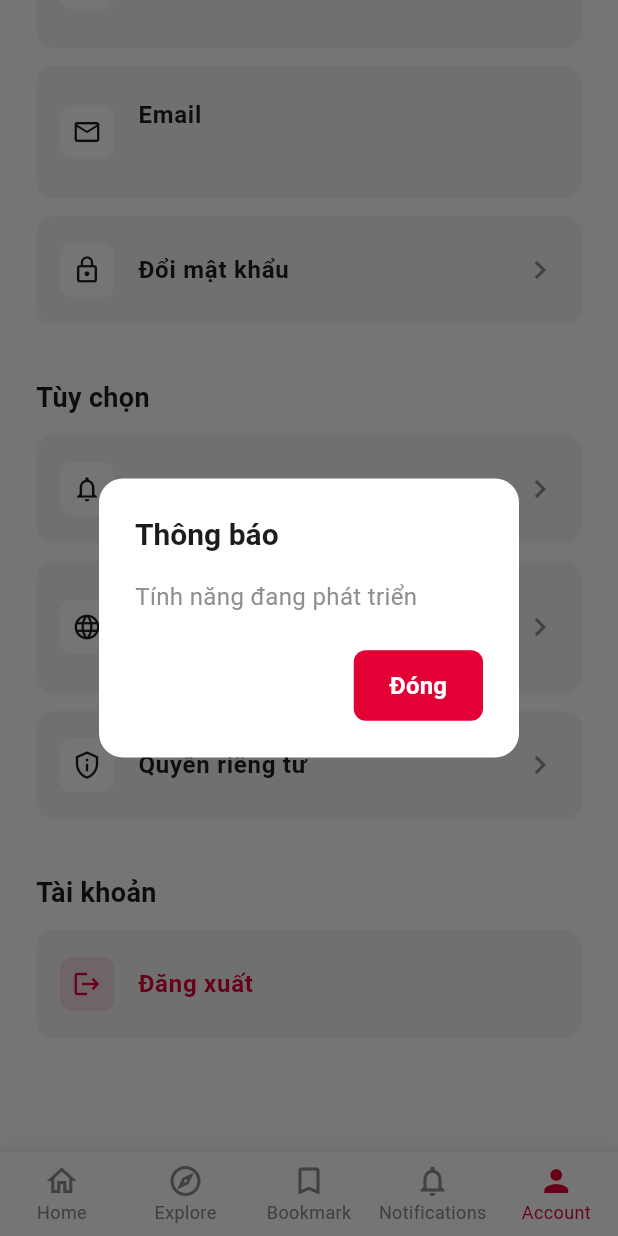
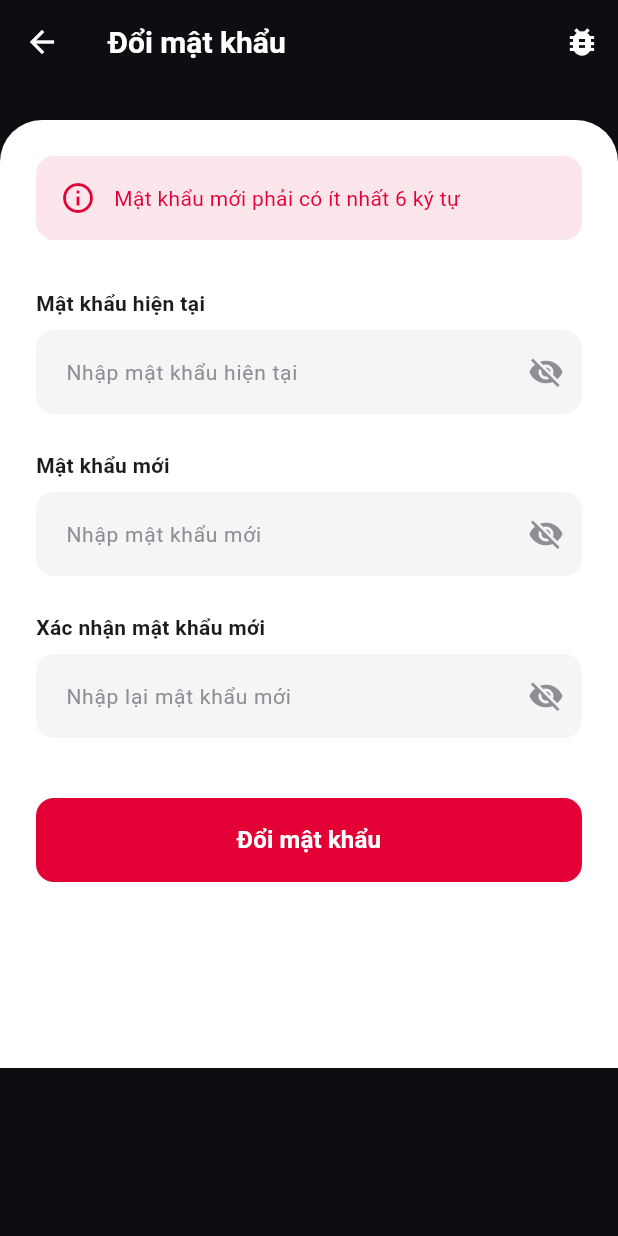
Before and after one commit to vaachu1993/LookAtNew, a Flutter app: the ProfileScreen screen opened by its route, scrolled down 502 dp, after a tap on "Sửa tên hiển thị", after a tap on "Đổi mật khẩu", on a phone screen of 412 x 824 dp. Run offline on Flutter 3.47's test engine with Material 3 defaults, Android fonts, the phone set to English and light mode, and no system bars; our stand-ins replace google_sign_in, image_cropper, image_picker, permission_handler, share_plus, shared_preferences; accounts and stored records are empty; network calls fail; Roboto replaces fonts that are missing (SF Pro Text).

Commit message:
Add Function Change Password

```diff
--- a/lib/models/user.dart
+++ b/lib/models/user.dart
@@ -4,6 +4,7 @@ class User {
   final String username;
   final String? avatarUrl;
   final bool isVerified;
+  final bool isGoogleAccount;
   final DateTime? createdAt;
   final DateTime? updatedAt;
 
@@ -13,6 +14,7 @@ class User {
     required this.username,
     this.avatarUrl,
     this.isVerified = false,
+    this.isGoogleAccount = false,
     this.createdAt,
     this.updatedAt,
   });
@@ -24,6 +26,7 @@ class User {
       username: json['username']?.toString() ?? '',
       avatarUrl: json['avatarUrl']?.toString(),
       isVerified: json['isVerified'] as bool? ?? false,
+      isGoogleAccount: json['isGoogleAccount'] as bool? ?? false,
       createdAt: json['createdAt'] != null
           ? DateTime.tryParse(json['createdAt'].toString())
           : null,
@@ -40,6 +43,7 @@ class User {
       'username': username,
       'avatarUrl': avatarUrl,
       'isVerified': isVerified,
+      'isGoogleAccount': isGoogleAccount,
       'createdAt': createdAt?.toIso8601String(),
       'updatedAt': updatedAt?.toIso8601String(),
     };
@@ -51,6 +55,7 @@ class User {
     String? username,
     String? avatarUrl,
     bool? isVerified,
+    bool? isGoogleAccount,
     DateTime? createdAt,
     DateTime? updatedAt,
   }) {
@@ -60,6 +65,7 @@ class User {
       username: username ?? this.username,
       avatarUrl: avatarUrl ?? this.avatarUrl,
       isVerified: isVerified ?? this.isVerified,
+      isGoogleAccount: isGoogleAccount ?? this.isGoogleAccount,
       createdAt: createdAt ?? this.createdAt,
       updatedAt: updatedAt ?? this.updatedAt,
     );
--- /dev/null
+++ b/lib/screens/profile/change_password_screen.dart
@@ -0,0 +1,414 @@
+import 'package:flutter/material.dart';
+import '../../core/api_client.dart';
+
+class ChangePasswordScreen extends StatefulWidget {
+  const ChangePasswordScreen({super.key});
+
+  @override
+  State<ChangePasswordScreen> createState() => _ChangePasswordScreenState();
+}
+
+class _ChangePasswordScreenState extends State<ChangePasswordScreen> {
+  final _formKey = GlobalKey<FormState>();
+  final _apiClient = ApiClient();
+
+  final _currentPasswordController = TextEditingController();
+  final _newPasswordController = TextEditingController();
+  final _confirmPasswordController = TextEditingController();
+
+  bool _isLoading = false;
+  bool _obscureCurrentPassword = true;
+  bool _obscureNewPassword = true;
+  bool _obscureConfirmPassword = true;
+
+  @override
+  void initState() {
+    super.initState();
+    _checkUserInfo();
+  }
+
+  Future<void> _checkUserInfo() async {
+    final user = await _apiClient.getCurrentUser();
+    print('👤 Current User Info:');
+    print('Success: ${user.success}');
+    print('User: ${user.data?.toJson()}');
+    print('Is Google Account: ${user.data?.isGoogleAccount}');
+  }
+
+  @override
+  void dispose() {
+    _currentPasswordController.dispose();
+    _newPasswordController.dispose();
+    _confirmPasswordController.dispose();
+    super.dispose();
+  }
+
+  Future<void> _handleChangePassword() async {
+    if (!_formKey.currentState!.validate()) {
+      return;
+    }
+
+    setState(() => _isLoading = true);
+
+    try {
+      print('📤 Sending change password request...');
+      print('Current password length: ${_currentPasswordController.text.length}');
+      print('New password length: ${_newPasswordController.text.length}');
+
+      final result = await _apiClient.changePassword(
+        currentPassword: _currentPasswordController.text.trim(),
+        newPassword: _newPasswordController.text.trim(),
+      );
+
+      print('📥 Got response:');
+      print('Success: ${result.success}');
+      print('Status: ${result.statusCode}');
+      print('Message: ${result.message}');
+
+      if (!mounted) return;
+
+      if (result.success) {
+        _showSuccess('Đổi mật khẩu thành công');
+        // Delay to show success message before going back
+        await Future.delayed(const Duration(seconds: 1));
+        if (mounted) {
+          Navigator.of(context).pop();
+        }
+      } else {
+        // Show detailed error message
+        final errorMsg = result.message ?? 'Đổi mật khẩu thất bại';
+        final statusCode = result.statusCode;
+        _showError('$errorMsg (Code: $statusCode)');
+        print('❌ Error details: ${result.error}');
+      }
+    } catch (e) {
+      print('💥 Exception: $e');
+      if (mounted) {
+        _showError('Có lỗi xảy ra: ${e.toString()}');
+      }
+    } finally {
+      if (mounted) {
+        setState(() => _isLoading = false);
+      }
+    }
+  }
+
+  void _showError(String message) {
+    if (!mounted) return;
+    ScaffoldMessenger.of(context).showSnackBar(SnackBar(
+      content: Text(message),
+      backgroundColor: Colors.red.shade900,
+      behavior: SnackBarBehavior.floating,
+      shape: RoundedRectangleBorder(borderRadius: BorderRadius.circular(8)),
+    ));
+  }
+
+  void _showSuccess(String message) {
+    if (!mounted) return;
+    ScaffoldMessenger.of(context).showSnackBar(SnackBar(
+      content: Text(message),
+      backgroundColor: Colors.green.shade900,
+      behavior: SnackBarBehavior.floating,
+      shape: RoundedRectangleBorder(borderRadius: BorderRadius.circular(8)),
+    ));
+  }
+
+  Widget _buildPasswordField({
+    required TextEditingController controller,
+    required String label,
+    required String hint,
+    required bool obscureText,
+    required VoidCallback onToggleVisibility,
+    String? Function(String?)? validator,
+  }) {
+    return Column(
+      crossAxisAlignment: CrossAxisAlignment.start,
+      children: [
+        Text(
+          label,
+          style: const TextStyle(
+            color: Color(0xFF1C1C1E),
+            fontSize: 14,
+            fontWeight: FontWeight.w600,
+          ),
+        ),
+        const SizedBox(height: 8),
+        TextFormField(
+          controller: controller,
+          obscureText: obscureText,
+          validator: validator,
+          decoration: InputDecoration(
+            hintText: hint,
+            hintStyle: const TextStyle(
+              color: Color(0xFF8E8E93),
+              fontSize: 14,
+            ),
+            filled: true,
+            fillColor: const Color(0xFFF5F5F7),
+            border: OutlineInputBorder(
+              borderRadius: BorderRadius.circular(12),
+              borderSide: BorderSide.none,
+            ),
+            enabledBorder: OutlineInputBorder(
+              borderRadius: BorderRadius.circular(12),
+              borderSide: BorderSide.none,
+            ),
+            focusedBorder: OutlineInputBorder(
+              borderRadius: BorderRadius.circular(12),
+              borderSide: const BorderSide(
+                color: Color(0xFFE20035),
+                width: 2,
+              ),
+            ),
+            errorBorder: OutlineInputBorder(
+              borderRadius: BorderRadius.circular(12),
+              borderSide: const BorderSide(
+                color: Colors.red,
+                width: 2,
+              ),
+            ),
+            focusedErrorBorder: OutlineInputBorder(
+              borderRadius: BorderRadius.circular(12),
+              borderSide: const BorderSide(
+                color: Colors.red,
+                width: 2,
+              ),
+            ),
+            contentPadding: const EdgeInsets.symmetric(
+              horizontal: 16,
+              vertical: 16,
+            ),
+            suffixIcon: IconButton(
+              icon: Icon(
+                obscureText ? Icons.visibility_off : Icons.visibility,
+                color: const Color(0xFF8E8E93),
+              ),
+              onPressed: onToggleVisibility,
+            ),
+          ),
+        ),
+      ],
+    );
+  }
+
+  @override
+  Widget build(BuildContext context) {
+    return Scaffold(
+      backgroundColor: const Color(0xFF0E0E12),
+      appBar: AppBar(
+        backgroundColor: const Color(0xFF0E0E12),
+        elevation: 0,
+        leading: IconButton(
+          icon: const Icon(Icons.arrow_back, color: Colors.white),
+          onPressed: () => Navigator.of(context).pop(),
+        ),
+        title: const Text(
+          'Đổi mật khẩu',
+          style: TextStyle(
+            color: Colors.white,
+            fontSize: 20,
+            fontWeight: FontWeight.bold,
+          ),
+        ),
+        actions: [
+          IconButton(
+            icon: const Icon(Icons.bug_report, color: Colors.white),
+            onPressed: () async {
+              final user = await _apiClient.getCurrentUser();
+              if (!mounted) return;
+              showDialog(
+                context: context,
+                builder: (context) => AlertDialog(
+                  title: const Text('Debug Info'),
+                  content: SingleChildScrollView(
+                    child: Column(
+                      crossAxisAlignment: CrossAxisAlignment.start,
+                      mainAxisSize: MainAxisSize.min,
+                      children: [
+                        Text('User ID: ${user.data?.id}'),
+                        Text('Email: ${user.data?.email}'),
+                        Text('Username: ${user.data?.username}'),
+                        Text('Is Google: ${user.data?.isGoogleAccount}'),
+                        const Divider(),
+                        const Text('Lưu ý: Nếu đây là tài khoản Google, không thể đổi mật khẩu.'),
+                        const Text('Nếu là tài khoản thường, hãy đảm bảo bạn nhập đúng mật khẩu hiện tại.'),
+                      ],
+                    ),
+                  ),
+                  actions: [
+                    TextButton(
+                      onPressed: () => Navigator.pop(context),
+                      child: const Text('Đóng'),
+                    ),
+                  ],
+                ),
+              );
+            },
+          ),
+        ],
+      ),
+      body: SafeArea(
+        child: SingleChildScrollView(
+          child: Column(
+            children: [
+              const SizedBox(height: 24),
+              Container(
+                width: double.infinity,
+                decoration: const BoxDecoration(
+                  color: Colors.white,
+                  borderRadius: BorderRadius.only(
+                    topLeft: Radius.circular(28),
+                    topRight: Radius.circular(28),
+                  ),
+                ),
+                child: Padding(
+                  padding: const EdgeInsets.all(24),
+                  child: Form(
+                    key: _formKey,
+                    child: Column(
+                      crossAxisAlignment: CrossAxisAlignment.start,
+                      children: [
+                        // Info card
+                        Container(
+                          padding: const EdgeInsets.all(16),
+                          decoration: BoxDecoration(
+                            color: const Color(0xFFE20035).withValues(alpha: 0.1),
+                            borderRadius: BorderRadius.circular(12),
+                          ),
+                          child: Row(
+                            children: [
+                              Icon(
+                                Icons.info_outline,
+                                color: const Color(0xFFE20035),
+                                size: 24,
+                              ),
+                              const SizedBox(width: 12),
+                              Expanded(
+                                child: Text(
+                                  'Mật khẩu mới phải có ít nhất 6 ký tự',
+                                  style: TextStyle(
+                                    color: const Color(0xFFE20035),
+                                    fontSize: 14,
+                                  ),
+                                ),
+                              ),
+                            ],
+                          ),
+                        ),
+                        const SizedBox(height: 32),
+
+                        // Current password field
+                        _buildPasswordField(
+                          controller: _currentPasswordController,
+                          label: 'Mật khẩu hiện tại',
+                          hint: 'Nhập mật khẩu hiện tại',
+                          obscureText: _obscureCurrentPassword,
+                          onToggleVisibility: () {
+                            setState(() {
+                              _obscureCurrentPassword = !_obscureCurrentPassword;
+                            });
+                          },
+                          validator: (value) {
+                            if (value == null || value.isEmpty) {
+                              return 'Vui lòng nhập mật khẩu hiện tại';
+                            }
+                            return null;
+                          },
+                        ),
+                        const SizedBox(height: 24),
+
+                        // New password field
+                        _buildPasswordField(
+                          controller: _newPasswordController,
+                          label: 'Mật khẩu mới',
+                          hint: 'Nhập mật khẩu mới',
+                          obscureText: _obscureNewPassword,
+                          onToggleVisibility: () {
+                            setState(() {
+                              _obscureNewPassword = !_obscureNewPassword;
+                            });
+                          },
+                          validator: (value) {
+                            if (value == null || value.isEmpty) {
+                              return 'Vui lòng nhập mật khẩu mới';
+                            }
+                            if (value.length < 6) {
+                              return 'Mật khẩu phải có ít nhất 6 ký tự';
+                            }
+                            if (value == _currentPasswordController.text) {
+                              return 'Mật khẩu mới phải khác mật khẩu hiện tại';
+                            }
+                            return null;
+                          },
+                        ),
+                        const SizedBox(height: 24),
+
+                        // Confirm password field
+                        _buildPasswordField(
+                          controller: _confirmPasswordController,
+                          label: 'Xác nhận mật khẩu mới',
+                          hint: 'Nhập lại mật khẩu mới',
+                          obscureText: _obscureConfirmPassword,
+                          onToggleVisibility: () {
+                            setState(() {
+                              _obscureConfirmPassword = !_obscureConfirmPassword;
+                            });
+                          },
+                          validator: (value) {
+                            if (value == null || value.isEmpty) {
+                              return 'Vui lòng xác nhận mật khẩu mới';
+                            }
+                            if (value != _newPasswordController.text) {
+                              return 'Mật khẩu xác nhận không khớp';
+                            }
+                            return null;
+                          },
+                        ),
+                        const SizedBox(height: 40),
+
+                        // Submit button
+                        SizedBox(
+                          width: double.infinity,
+                          height: 56,
+                          child: ElevatedButton(
+                            onPressed: _isLoading ? null : _handleChangePassword,
+                            style: ElevatedButton.styleFrom(
+                              backgroundColor: const Color(0xFFE20035),
+                              foregroundColor: Colors.white,
+                              disabledBackgroundColor: const Color(0xFF8E8E93),
+                              shape: RoundedRectangleBorder(
+                                borderRadius: BorderRadius.circular(12),
+                              ),
+                              elevation: 0,
+                            ),
+                            child: _isLoading
+                                ? const SizedBox(
+                                    width: 24,
+                                    height: 24,
+                                    child: CircularProgressIndicator(
+                                      valueColor: AlwaysStoppedAnimation<Color>(Colors.white),
+                                      strokeWidth: 2,
+                                    ),
+                                  )
+                                : const Text(
+                                    'Đổi mật khẩu',
+                                    style: TextStyle(
+                                      fontSize: 16,
+                                      fontWeight: FontWeight.bold,
+                                    ),
+                                  ),
+                          ),
+                        ),
+                        const SizedBox(height: 100),
+                      ],
+                    ),
+                  ),
+                ),
+              ),
+            ],
+          ),
+        ),
+      ),
+    );
+  }
+}
```
Also changed, not shown: lib/core/api_client.dart (+96 -0 lines), lib/screens/profile/profile_screen.dart (+58 -1 lines).
